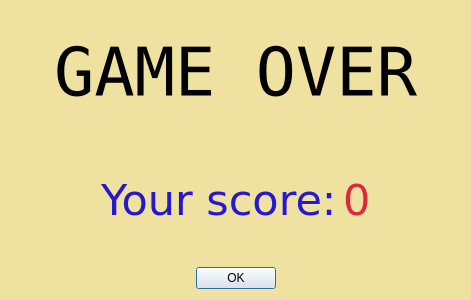
xintrea/movenoid, file GameOverPoster.ui: the form before one commit.
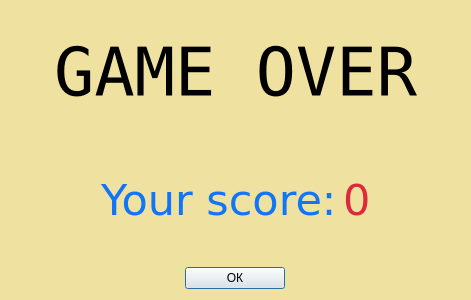
The form after the commit.

Commit message: Сделано многофункциональное окно с обратным отсчетом времени

```diff
--- a/GameOverPoster.ui
+++ b/GameOverPoster.ui
@@ -82,6 +82,12 @@
     <layout class="QVBoxLayout" name="verticalLayout">
      <item>
       <widget class="QLabel" name="gameOverLabel">
+       <property name="sizePolicy">
+        <sizepolicy hsizetype="Preferred" vsizetype="Expanding">
+         <horstretch>0</horstretch>
+         <verstretch>0</verstretch>
+        </sizepolicy>
+       </property>
        <property name="font">
         <font>
          <family>DejaVu Sans Mono</family>
@@ -113,15 +119,21 @@
        </item>
        <item>
         <widget class="QLabel" name="yourScoreLabel">
+         <property name="sizePolicy">
+          <sizepolicy hsizetype="Preferred" vsizetype="Expanding">
+           <horstretch>0</horstretch>
+           <verstretch>0</verstretch>
+          </sizepolicy>
+         </property>
          <property name="palette">
           <palette>
            <active>
             <colorrole role="WindowText">
              <brush brushstyle="SolidPattern">
               <color alpha="255">
-               <red>39</red>
-               <green>23</green>
-               <blue>209</blue>
+               <red>16</red>
+               <green>117</green>
+               <blue>249</blue>
               </color>
              </brush>
             </colorrole>
@@ -130,9 +142,9 @@
             <colorrole role="WindowText">
              <brush brushstyle="SolidPattern">
               <color alpha="255">
-               <red>39</red>
-               <green>23</green>
-               <blue>209</blue>
+               <red>16</red>
+               <green>117</green>
+               <blue>249</blue>
               </color>
              </brush>
             </colorrole>
@@ -226,18 +238,25 @@
        </item>
       </layout>
      </item>
+     <item>
+      <layout class="QHBoxLayout" name="horizontalLayout_2">
+       <item>
+        <widget class="QPushButton" name="pushButton">
+         <property name="maximumSize">
+          <size>
+           <width>100</width>
+           <height>16777215</height>
+          </size>
+         </property>
+         <property name="text">
+          <string>ОК</string>
+         </property>
+        </widget>
+       </item>
+      </layout>
+     </item>
     </layout>
    </item>
-   <item>
-    <widget class="QDialogButtonBox" name="buttonBox">
-     <property name="standardButtons">
-      <set>QDialogButtonBox::Ok</set>
-     </property>
-     <property name="centerButtons">
-      <bool>true</bool>
-     </property>
-    </widget>
-   </item>
   </layout>
  </widget>
  <resources/>
```
Left out of the diff: 8 changed lines with no effect on the pictures. The commit also changes 5 other files.
